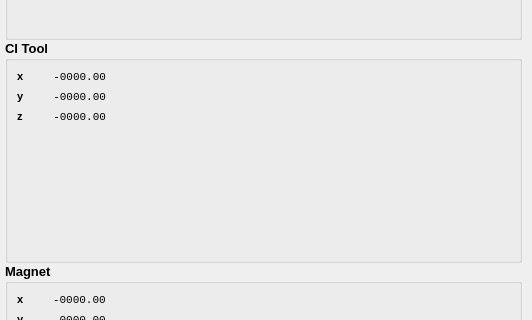
Before: the Qt Designer form vtk_test/Info.ui in tlbruns/CI-Guidance, drawn with Qt 5; both pictures show x 0 to 532 and y 198 to 518 of the 532 by 1132 pixel window.
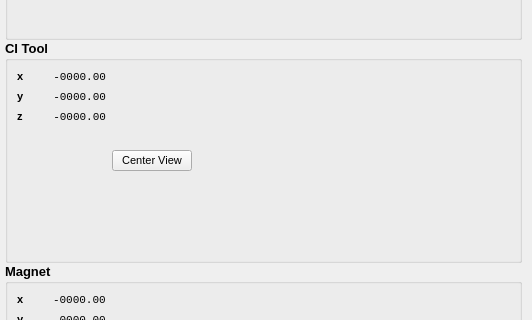
After: the same form once the commit is applied. Icons and pictures are not drawn.

Patch:
```diff
--- a/vtk_test/Info.ui
+++ b/vtk_test/Info.ui
@@ -319,6 +319,20 @@
         </item>
        </layout>
       </item>
+      <item>
+       <widget class="QPushButton" name="pushButton">
+        <property name="font">
+         <font>
+          <pointsize>8</pointsize>
+          <weight>50</weight>
+          <bold>false</bold>
+         </font>
+        </property>
+        <property name="text">
+         <string>Center View</string>
+        </property>
+       </widget>
+      </item>
       <item>
        <spacer name="horizontalSpacer_2">
         <property name="orientation">
```
